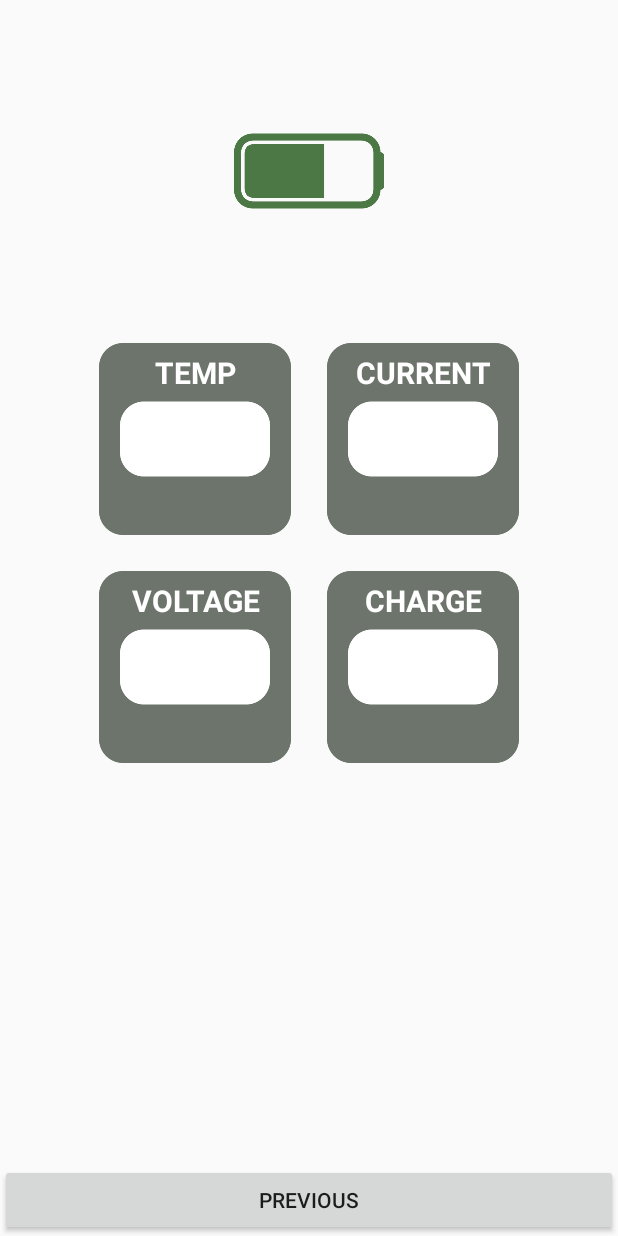
After one commit to PP1-P000089CSITCP/Bluetooth_Use-this, an Android app: the layout battery_tile_info.xml on its own in the app's theme, with its tools: preview values and no code run, on a phone screen of 412 x 824 dp. The commit adds this screen. Run offline under Robolectric (Android 15) with nearby library versions, the phone set to English and light mode, and no system bars.

Commit message:
adding battery tile stuff

```diff
--- /dev/null
+++ b/app/src/main/res/layout/battery_tile_info.xml
@@ -0,0 +1,37 @@
+<?xml version="1.0" encoding="UTF-8"?>
+    <androidx.constraintlayout.widget.ConstraintLayout tools:context="BatteryTileInformation" android:layout_height="match_parent" android:layout_width="match_parent" xmlns:tools="http://schemas.android.com/tools" xmlns:app="http://schemas.android.com/apk/res-auto" xmlns:android="http://schemas.android.com/apk/res/android">
+    <Button android:layout_height="48dp" android:layout_width="0dp" app:layout_constraintStart_toStartOf="parent" app:layout_constraintEnd_toEndOf="parent" app:layout_constraintBottom_toBottomOf="parent" android:text="@string/previous" android:id="@+id/back_to_two"/>
+    <TableLayout android:layout_height="0dp" android:layout_width="280dp" app:layout_constraintStart_toStartOf="parent" app:layout_constraintEnd_toEndOf="parent" app:layout_constraintTop_toTopOf="parent" android:background="@android:color/transparent" android:layout_marginEnd="32dp" android:layout_marginTop="64dp" android:layout_marginStart="32dp">
+        <TableRow android:textAlignment="center">
+            <ImageView android:layout_height="100dp" android:layout_width="200dp" android:id="@+id/battery" app:srcCompat="@drawable/battery" android:src="@drawable/battery" android:layout_span="2"/>
+            <TextView android:layout_height="wrap_content" android:layout_width="128dp" android:id="@+id/percent_info" android:textAlignment="center" android:textStyle="bold" android:textSize="32sp"/>
+        </TableRow>
+        <TableRow android:textAlignment="center">
+            <TextView android:layout_height="wrap_content" android:layout_width="wrap_content" android:id="@+id/txt" android:layout_marginTop="10dp" android:textAlignment="center" android:layout_span="2" android:textStyle="bold" android:textSize="24sp" android:layout_marginBottom="10dp"/>
+        </TableRow>
+        <TableRow>
+            <RelativeLayout>
+                <ImageView android:layout_height="128dp" android:layout_width="128dp" android:id="@+id/temp_icon" android:layout_marginTop="12dp" app:srcCompat="@drawable/icons_bt" android:src="@drawable/icons_bt" android:layout_marginBottom="12dp"/>
+                <TextView android:layout_height="wrap_content" android:layout_width="128dp" android:text="@string/temp" android:id="@+id/temp_label" android:layout_marginTop="18dp" android:textAlignment="center" android:textStyle="bold" android:textSize="20sp" android:textColor="@android:color/background_light" android:layout_centerVertical="false" android:layout_alignParentTop="false"/>
+                <TextView android:layout_height="wrap_content" android:layout_width="128dp" android:id="@+id/temp_info" android:textAlignment="center" android:textStyle="bold" android:textSize="32sp" android:layout_centerVertical="true"/>
+            </RelativeLayout>
+            <RelativeLayout>
+                <ImageView android:layout_height="128dp" android:layout_width="128dp" android:id="@+id/current_icon" android:layout_marginTop="12dp" android:layout_marginStart="24dp" app:srcCompat="@drawable/icons_bt" android:src="@drawable/icons_bt" android:layout_marginBottom="12dp"/>
+                <TextView android:layout_height="wrap_content" android:layout_width="128dp" android:text="@string/current" android:id="@+id/current_label" android:layout_marginTop="18dp" android:layout_marginStart="24dp" android:textAlignment="center" android:textStyle="bold" android:textSize="20sp" android:textColor="@android:color/white" android:layout_centerVertical="false" android:layout_alignParentTop="false"/>
+                <TextView android:layout_height="wrap_content" android:layout_width="128dp" android:id="@+id/current_info" android:layout_marginStart="24dp" android:textAlignment="center" android:textStyle="bold" android:textSize="32sp" android:layout_centerVertical="true"/>
+            </RelativeLayout>
+        </TableRow>
+        <TableRow>
+            <RelativeLayout>
+                <ImageView android:layout_height="128dp" android:layout_width="128dp" android:id="@+id/voltage_icon" android:layout_marginTop="12dp" app:srcCompat="@drawable/icons_bt" android:src="@drawable/icons_bt" android:layout_marginBottom="12dp"/>
+                <TextView android:layout_height="wrap_content" android:layout_width="128dp" android:text="@string/voltage" android:id="@+id/voltage_label" android:layout_marginTop="18dp" android:textAlignment="center" android:textStyle="bold" android:textSize="20sp" android:textColor="@android:color/background_light" android:layout_centerVertical="false" android:layout_alignParentTop="false"/>
+                <TextView android:layout_height="wrap_content" android:layout_width="128dp" android:id="@+id/voltage_info" android:layout_marginTop="24dp" android:textAlignment="center" android:textStyle="bold" android:textSize="32sp" android:layout_centerVertical="true"/>
+            </RelativeLayout>
+            <RelativeLayout>
+                <ImageView android:layout_height="128dp" android:layout_width="128dp" android:id="@+id/charge_icon" android:layout_marginTop="12dp" android:layout_marginStart="24dp" app:srcCompat="@drawable/icons_bt" android:src="@drawable/icons_bt" android:layout_marginBottom="12dp"/>
+                <TextView android:layout_height="wrap_content" android:layout_width="128dp" android:text="@string/charge" android:id="@+id/charge_label" android:layout_marginTop="18dp" android:layout_marginStart="24dp" android:textAlignment="center" android:textStyle="bold" android:textSize="20sp" android:textColor="@android:color/background_light" android:layout_centerVertical="false" android:layout_alignParentTop="false"/>
+                <TextView android:layout_height="wrap_content" android:layout_width="128dp" android:id="@+id/charge_info" android:layout_marginTop="24dp" android:layout_marginStart="24dp" android:textAlignment="center" android:textStyle="bold" android:textSize="32sp" android:layout_centerVertical="true"/>
+            </RelativeLayout>
+        </TableRow>
+    </TableLayout>
+</androidx.constraintlayout.widget.ConstraintLayout>
--- a/app/src/main/res/values/strings.xml
+++ b/app/src/main/res/values/strings.xml
@@ -12,7 +12,10 @@
     <string name="start">Start Connect</string>
     <string name="test">Test button</string>
     <string name="previous">Previous</string>
-
+    <string name="current">CURRENT</string>
+    <string name="voltage">VOLTAGE</string>
+    <string name="temp">TEMP</string>
+    <string name="charge">CHARGE</string>
     <string name="hello_first_fragment">Hello first fragment</string>
     <string name="hello_second_fragment">Hello second fragment. Arg: %1$s</string>
 </resources>
```
Also changed, not shown: app/src/main/java/com/llw/bluetooth/BatteryTileInformation.kt (added, +68 -0 lines), app/src/main/res/drawable/battery.png (added), app/src/main/res/drawable/icons_bt.png (added), 1 other file.
